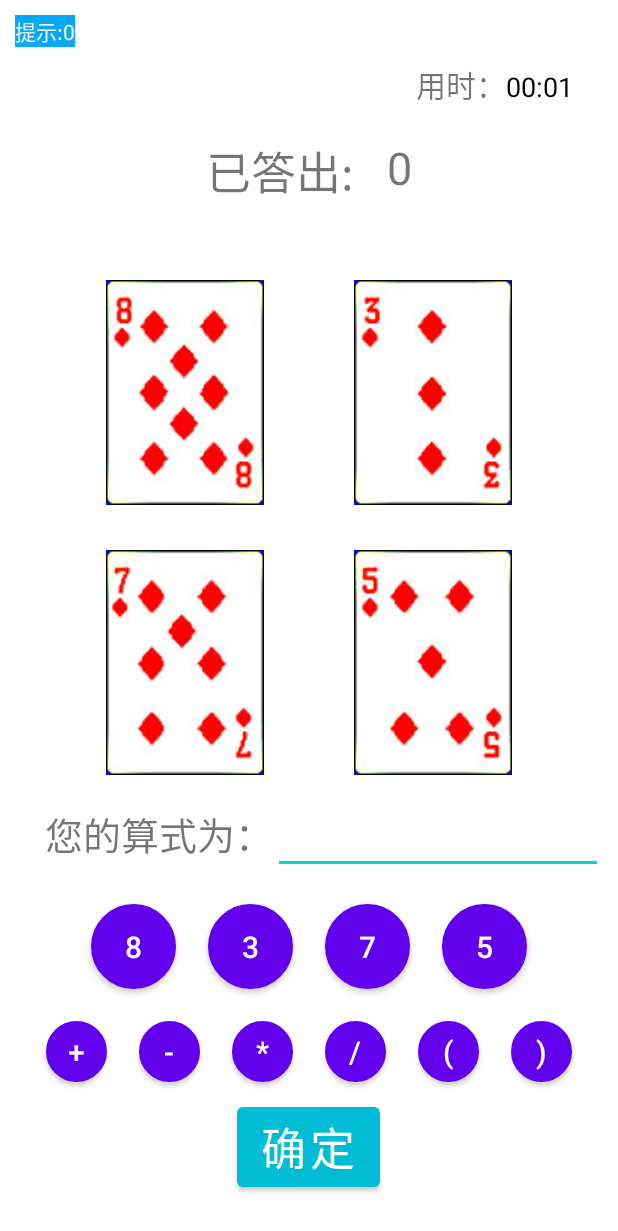
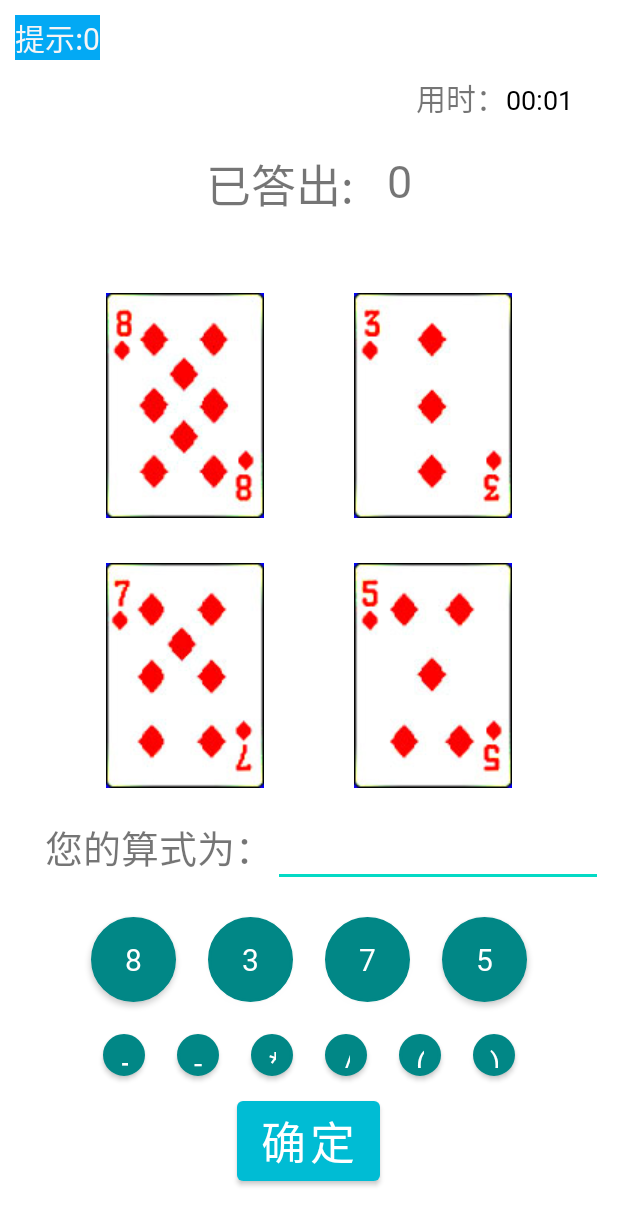
Before and after one commit to imangoa/24-, an Android app: the RecruitActivity screen opened directly, with no data from a screen before it, on a phone screen of 412 x 824 dp. Shown: the top 1231 px of the screen. Run offline under Robolectric (Android 15) with nearby library versions, the phone set to English and light mode, and no system bars; Roboto replaces fonts that are not available here; 2 statements that could not run were skipped.

Commit message:
字体修改为华文行楷，主题略有改动。

```diff
--- a/app/src/main/java/com/example/a24game/MainActivity.java
+++ b/app/src/main/java/com/example/a24game/MainActivity.java
@@ -3,6 +3,7 @@ package com.example.a24game;
 import androidx.appcompat.app.AppCompatActivity;
 
 import android.content.Intent;
+import android.graphics.Typeface;
 import android.media.MediaPlayer;
 import android.os.Bundle;
 import android.util.Log;
@@ -43,6 +44,9 @@ public class MainActivity extends AppCompatActivity {
                 startActivity(intent);
             }
         });
+        Typeface face = Typeface.createFromAsset (  getAssets() , "fonts/华文行楷.ttf" );
+        game_start.setTypeface (face);
+        rank_list.setTypeface (face);
         music_button.setOnClickListener(new View.OnClickListener() {
             @Override
             public void onClick(View v) {
--- a/app/src/main/res/layout/activity_content.xml
+++ b/app/src/main/res/layout/activity_content.xml
@@ -11,10 +11,12 @@
         android:layout_weight="2"
         android:text=""
         android:textSize="16dp"
+        android:textColor="@color/black"
         android:gravity="center"
         android:layout_height="match_parent"/>
     <TextView
         android:textSize="16dp"
+        android:textColor="@color/black"
         android:gravity="center"
         android:layout_weight="2"
         android:id="@+id/tv2"
@@ -23,6 +25,7 @@
     <TextView
         android:textSize="16dp"
         android:gravity="center"
+        android:textColor="@color/black"
         android:layout_weight="2"
         android:id="@+id/tv3"
         android:layout_width="match_parent"
@@ -31,6 +34,7 @@
         android:textSize="16dp"
         android:gravity="center"
         android:layout_weight="2"
+        android:textColor="@color/black"
         android:id="@+id/tv4"
         android:layout_width="match_parent"
         android:layout_height="match_parent"/>
@@ -39,9 +43,11 @@
         android:gravity="center"
         android:layout_weight="2"
         android:id="@+id/tv5"
+        android:textColor="@color/black"
         android:layout_width="match_parent"
         android:layout_height="match_parent"/>
     <TextView
+        android:textColor="@color/black"
         android:gravity="center"
         android:layout_weight="2"
         android:id="@+id/tv6"
--- a/app/src/main/res/layout/activity_recruit.xml
+++ b/app/src/main/res/layout/activity_recruit.xml
@@ -1,12 +1,12 @@
 <?xml version="1.0" encoding="utf-8"?>
 
 <ScrollView xmlns:android="http://schemas.android.com/apk/res/android"
-android:layout_width="match_parent"
+    xmlns:app="http://schemas.android.com/apk/res-auto"
+    android:layout_width="match_parent"
 android:layout_height="match_parent"
 android:padding="10dp">
 
-<LinearLayout xmlns:android="http://schemas.android.com/apk/res/android"
-    xmlns:app="http://schemas.android.com/apk/res-auto"
+<LinearLayout
     android:orientation="vertical"
     android:layout_width="match_parent"
     android:layout_height="match_parent">
@@ -17,6 +17,7 @@ android:padding="10dp">
         android:text="提示:0"
         android:textColor="#F6F5F5"
         android:background="#03A9F4"
+        android:textSize="20dp"
         android:onClick="hint"
         />
     <LinearLayout
@@ -176,25 +177,25 @@ android:padding="10dp">
 
         <Button
             android:id="@+id/btn1"
-            android:layout_width="50dp"
-            android:layout_height="50dp"
+            android:layout_width="37dp"
+            android:layout_height="37dp"
+            android:layout_margin="6dp"
             android:background="@drawable/button"
             android:text="+"
-            android:layout_margin="6dp"
             android:textSize="20dp" />
 
         <Button
             android:id="@+id/btn2"
-            android:layout_width="50dp"
-            android:layout_height="50dp"
+            android:layout_width="37dp"
+            android:layout_height="37dp"
             android:background="@drawable/button"
             android:text="-"
             android:layout_margin="6dp"
             android:textSize="20dp" />
         <Button
             android:id="@+id/btn3"
-            android:layout_width="50dp"
-            android:layout_height="50dp"
+            android:layout_width="37dp"
+            android:layout_height="37dp"
             android:background="@drawable/button"
             android:text="*"
             android:layout_margin="6dp"
@@ -202,8 +203,8 @@ android:padding="10dp">
             android:textSize="20dp" />
         <Button
             android:id="@+id/btn4"
-            android:layout_width="50dp"
-            android:layout_height="50dp"
+            android:layout_width="37dp"
+            android:layout_height="37dp"
             android:background="@drawable/button"
             android:text="/"
             android:layout_margin="6dp"
@@ -211,8 +212,8 @@ android:padding="10dp">
             android:textSize="20dp" />
         <Button
             android:id="@+id/btn5"
-            android:layout_width="50dp"
-            android:layout_height="50dp"
+            android:layout_width="37dp"
+            android:layout_height="37dp"
             android:background="@drawable/button"
             android:text="("
             android:layout_margin="6dp"
@@ -220,8 +221,8 @@ android:padding="10dp">
             android:textSize="20dp" />
         <Button
             android:id="@+id/btn6"
-            android:layout_width="50dp"
-            android:layout_height="50dp"
+            android:layout_width="37dp"
+            android:layout_height="37dp"
             android:background="@drawable/button"
             android:text=")"
             android:layout_margin="6dp"
--- a/app/src/main/res/layout/activity_timing.xml
+++ b/app/src/main/res/layout/activity_timing.xml
@@ -15,6 +15,7 @@
             android:layout_width="wrap_content"
             android:layout_height="wrap_content"
             android:text="提示:0"
+            android:textSize="20dp"
             android:textColor="#F6F5F5"
             android:background="#03A9F4"
             android:onClick="hints"
--- a/app/src/main/res/layout/start.xml
+++ b/app/src/main/res/layout/start.xml
@@ -19,7 +19,7 @@
         android:layout_marginBottom="60dp"
         android:text="24点"
         android:textSize="70dp"
-        android:textColor="@color/purple_500"
+        android:textColor="@color/teal_700"
         />
     <Button
         android:id="@+id/game_start"
--- a/app/src/main/res/values-night/themes.xml
+++ b/app/src/main/res/values-night/themes.xml
@@ -10,7 +10,8 @@
         <item name="colorSecondaryVariant">@color/teal_200</item>
         <item name="colorOnSecondary">@color/black</item>
         <!-- Status bar color. -->
-        <item name="android:statusBarColor" tools:targetApi="l">?attr/colorPrimaryVariant</item>
+        <item name="android:statusBarColor" tools:targetApi="l">?attr/colorSecondary</item>
+        <item name="android:fontFamily" tools:targetApi="jelly_bean">@font/aa</item>
         <!-- Customize your theme here. -->
     </style>
 </resources>
--- a/app/src/main/res/values/themes.xml
+++ b/app/src/main/res/values/themes.xml
@@ -2,7 +2,7 @@
     <!-- Base application theme. -->
     <style name="Theme.24game" parent="Theme.MaterialComponents.DayNight.DarkActionBar">
         <!-- Primary brand color. -->
-        <item name="colorPrimary">@color/purple_500</item>
+        <item name="colorPrimary">@color/teal_700</item>
         <item name="colorPrimaryVariant">@color/purple_700</item>
         <item name="colorOnPrimary">@color/white</item>
         <!-- Secondary brand color. -->
@@ -10,7 +10,9 @@
         <item name="colorSecondaryVariant">@color/teal_700</item>
         <item name="colorOnSecondary">@color/black</item>
         <!-- Status bar color. -->
-        <item name="android:statusBarColor" tools:targetApi="l">?attr/colorPrimaryVariant</item>
+        <item name="android:statusBarColor" tools:targetApi="l">?attr/colorOnSecondary</item>
         <!-- Customize your theme here. -->
+        <item name="android:fontFamily" tools:targetApi="jelly_bean">@font/aa</item>
+
     </style>
 </resources>
```
Also changed, not shown: app/src/main/res/layout/activity_rank.xml (+10 -0 lines), 2 other files.
